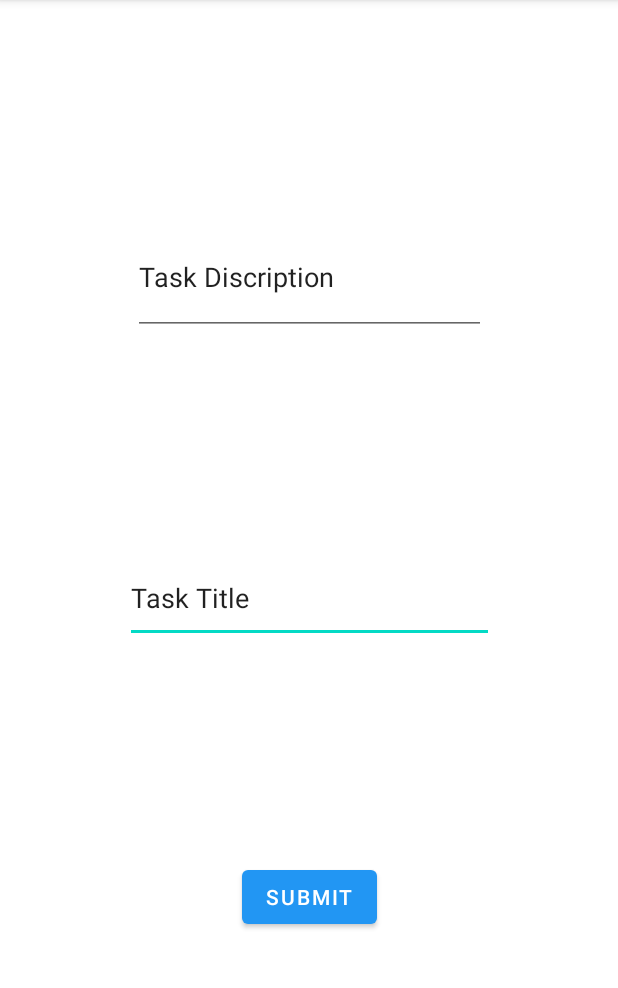
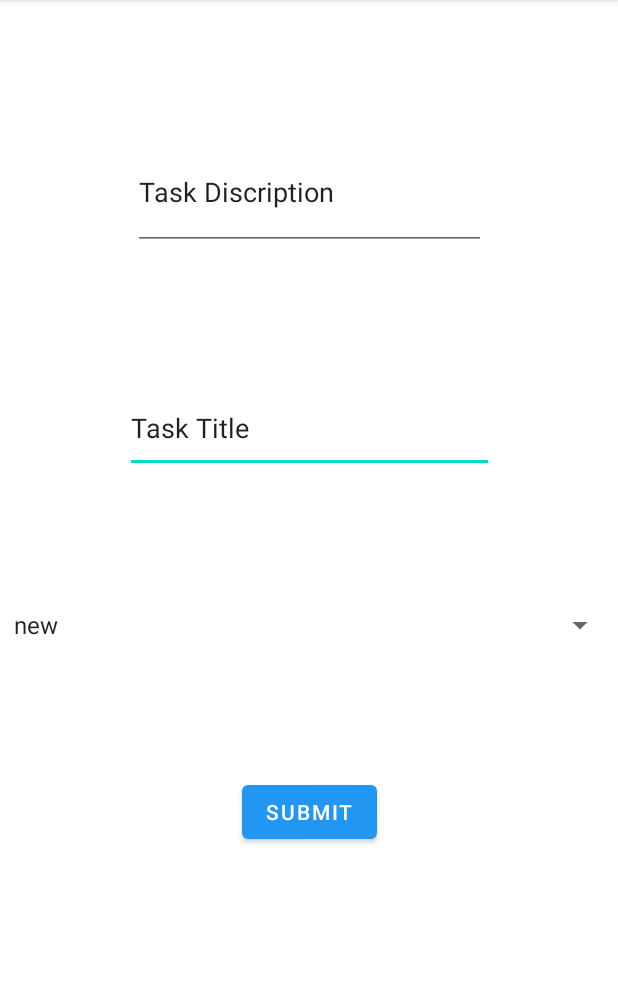
Before and after one commit to WaelAlQawasmi/taskmaster, an Android app: the screen it shows after launch (AddTask), after a tap on "ADD TASK", on a phone screen of 412 x 824 dp, the part 84-1072 px from its top. Run offline under Robolectric (Android 15) with nearby library versions, the phone set to English and light mode, and no system bars; our stand-ins replace Room's generated code.

Commit message:
add stetus

```diff
--- a/app/build.gradle
+++ b/app/build.gradle
@@ -37,4 +37,9 @@ dependencies {
     testImplementation 'junit:junit:4.13.2'
     androidTestImplementation 'androidx.test.ext:junit:1.1.3'
     androidTestImplementation 'androidx.test.espresso:espresso-core:3.4.0'
+//    androidTestImplementation 'androidx.test.espresso:espresso-core:3.4.0'
+    androidTestImplementation 'androidx.test:runner:1.4.0'
+    androidTestImplementation 'androidx.test:rules:1.4.0'
+    implementation 'com.amplifyframework:aws-api:1.35.3'
+    implementation 'com.amplifyframework:aws-datastore:1.35.3'
 }
--- a/app/src/main/java/com/example/taskmaster/AddTask.java
+++ b/app/src/main/java/com/example/taskmaster/AddTask.java
@@ -3,21 +3,31 @@ package com.example.taskmaster;
 import androidx.appcompat.app.AppCompatActivity;
 
 import android.content.Context;
-import android.content.Intent;
 import android.os.Bundle;
+import android.widget.ArrayAdapter;
 import android.widget.Button;
 import android.widget.EditText;
+import android.widget.Spinner;
 import android.widget.Toast;
 
 public class AddTask extends AppCompatActivity {
-
+    String[] states = { "new","assigned", "in progress", "complete"};
     @Override
     protected void onCreate(Bundle savedInstanceState) {
         super.onCreate(savedInstanceState);
         setContentView(R.layout.activity_main2);
         Button myTasks = findViewById(R.id.submit);
         getSupportActionBar().setDisplayHomeAsUpEnabled(true);
+        Spinner spin = (Spinner) findViewById(R.id.spinner);
+
+        ArrayAdapter aa = new ArrayAdapter(this,android.R.layout.simple_spinner_item, states);
+        aa.setDropDownViewResource(android.R.layout.simple_spinner_dropdown_item);
+        spin.setAdapter(aa);
         myTasks.setOnClickListener(view -> {
+
+
+            Spinner mySpinner = (Spinner) findViewById(R.id.spinner);
+            String selected = mySpinner.getSelectedItem().toString();
 
             EditText title = findViewById(R.id.title);
             String titleName = title.getText().toString();
@@ -25,11 +35,11 @@ public class AddTask extends AppCompatActivity {
             EditText body = findViewById(R.id.body);
             String bodyName  =body.getText().toString();
 
-            Task task = new Task(titleName,bodyName,"asign");
+            Task task = new Task(titleName,bodyName,selected);
             Long newStudentId = TasksDatabase.getInstance(getApplicationContext()).TasksDea().insertStudent(task);
 
             Context context = getApplicationContext();
-            CharSequence text = "submit!"+newStudentId;
+            CharSequence text = "submit!"+newStudentId+selected;
             int duration = Toast.LENGTH_SHORT;
             Toast toast = Toast.makeText(context, text, duration);
             toast.show();
--- a/app/src/main/java/com/example/taskmaster/MainActivity.java
+++ b/app/src/main/java/com/example/taskmaster/MainActivity.java
@@ -44,9 +44,9 @@ public class MainActivity extends AppCompatActivity  {
 
         Button AddtaskButton = findViewById(R.id.Addtask);
         Button myTasks = findViewById(R.id.MyTasks);
-        List<Task> tasksDetales= TasksDatabase.getInstance(getApplicationContext()).TasksDea().getAll();
+
         myTasks.setOnClickListener(view -> {
-          Log.i("wgu","gooo");
+            Log.i("wgu","gooo");
             Intent AllTasksActivityIntent = new Intent(getApplicationContext(), AllTasks.class);
 
             startActivity(AllTasksActivityIntent);
@@ -59,29 +59,6 @@ public class MainActivity extends AppCompatActivity  {
 
 
 
-        RecyclerView recyclerView = findViewById(R.id.recycle_view);
-
-        // create an adapter
-        ViewAdapter customRecyclerViewAdapter = new ViewAdapter(
-                tasksDetales, position -> {
-
-            Intent TaskDeatles=new Intent(getApplicationContext(),TaskDetailActivity.class);
-            TaskDeatles.putExtra("Titel", tasksDetales.get(position).getTitle());
-            startActivity(TaskDeatles);
-            Toast.makeText(
-                    MainActivity.this,
-
-                    "The Task  => " + tasksDetales.get(position).getTitle()+" clicked", Toast.LENGTH_SHORT).show();
-
-
-        });
-
-        // set adapter on recycler view
-        recyclerView.setAdapter(customRecyclerViewAdapter);
-
-        // set other important properties
-        recyclerView.setHasFixedSize(true);
-        recyclerView.setLayoutManager(new LinearLayoutManager(this));
     }
 
 //    private void initialiseData() {
@@ -133,6 +110,33 @@ public class MainActivity extends AppCompatActivity  {
 
     @Override
     protected void onStart() {
-        super.onStart();  //just type on start
+        super.onStart();
+
+        List<Task> tasksDetales= TasksDatabase.getInstance(getApplicationContext()).TasksDea().getAll();
+
+        //just type on start
+        RecyclerView recyclerView = findViewById(R.id.recycle_view);
+
+        // create an adapter
+        ViewAdapter customRecyclerViewAdapter = new ViewAdapter(
+                tasksDetales, position -> {
+
+            Intent TaskDeatles=new Intent(getApplicationContext(),TaskDetailActivity.class);
+            TaskDeatles.putExtra("Titel", tasksDetales.get(position).getTitle());
+            startActivity(TaskDeatles);
+            Toast.makeText(
+                    MainActivity.this,
+
+                    "The Task  => " + tasksDetales.get(position).getTitle()+" clicked", Toast.LENGTH_SHORT).show();
+
+
+        });
+
+        // set adapter on recycler view
+        recyclerView.setAdapter(customRecyclerViewAdapter);
+
+        // set other important properties
+        recyclerView.setHasFixedSize(true);
+        recyclerView.setLayoutManager(new LinearLayoutManager(this));
     }
 }
--- a/app/src/main/res/layout/activity_main2.xml
+++ b/app/src/main/res/layout/activity_main2.xml
@@ -24,7 +24,7 @@
         android:ems="10"
         android:inputType="textPersonName"
         android:text="Task Title"
-        app:layout_constraintBottom_toTopOf="@+id/submit"
+        app:layout_constraintBottom_toTopOf="@+id/spinner"
         app:layout_constraintEnd_toEndOf="parent"
         app:layout_constraintHorizontal_bias="0.5"
         app:layout_constraintStart_toStartOf="parent"
@@ -43,4 +43,14 @@
         app:layout_constraintStart_toStartOf="parent"
         app:layout_constraintTop_toTopOf="parent" />
 
+    <Spinner
+        android:id="@+id/spinner"
+        android:layout_width="409dp"
+        android:layout_height="wrap_content"
+        app:layout_constraintBottom_toTopOf="@+id/submit"
+        app:layout_constraintEnd_toEndOf="parent"
+        app:layout_constraintHorizontal_bias="0.5"
+        app:layout_constraintStart_toStartOf="parent"
+        app:layout_constraintTop_toBottomOf="@+id/title" />
+
 </androidx.constraintlayout.widget.ConstraintLayout>
--- a/build.gradle
+++ b/build.gradle
@@ -6,12 +6,15 @@ buildscript {
     }
     dependencies {
         classpath 'com.android.tools.build:gradle:7.1.3'
-
+        classpath 'com.amplifyframework:amplify-tools-gradle-plugin:1.0.2'
         // NOTE: Do not place your application dependencies here; they belong
         // in the individual module build.gradle files
+
     }
+
 }
 
 task clean(type: Delete) {
     delete rootProject.buildDir
 }
+//apply plugin: 'com.amplifyframework.amplifytools'
```
Also changed, not shown: 2 other files.
